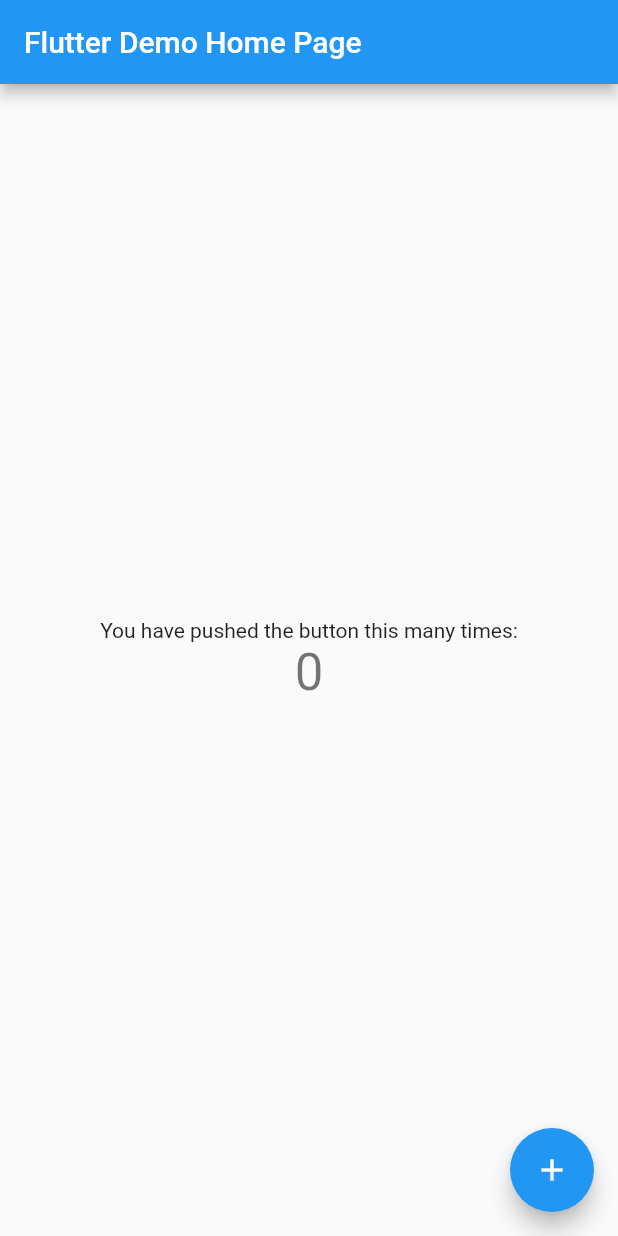
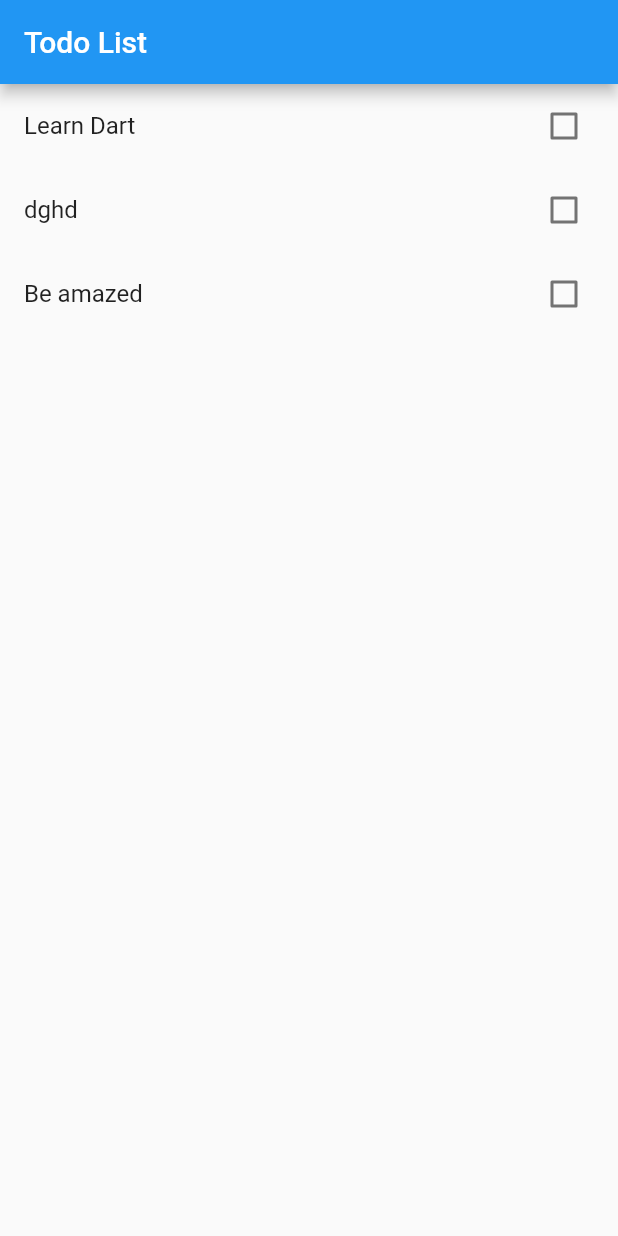
Before and after one commit to mgebele/reedsensor, a Flutter app: the screen it shows after launch, on a phone screen of 412 x 824 dp. Run offline on Flutter 3.47's test engine with Material 2 defaults, Android fonts, the phone set to English and light mode, and no system bars.

Commit message:
tutorial created base and 3 list entries

```diff
--- a/flutter/firsttodo/lib/main.dart
+++ b/flutter/firsttodo/lib/main.dart
@@ -1,4 +1,9 @@
 import 'package:flutter/material.dart';
+import 'package:flutter/services.dart';
+import 'package:firsttodo/todo_list.dart';
+
+
+
 
 void main() {
   runApp(MyApp());
@@ -10,108 +15,98 @@
   Widget build(BuildContext context) {
     return MaterialApp(
       title: 'Flutter Demo',
-      theme: ThemeData(
-        // This is the theme of your application.
-        //
-        // Try running your application with "flutter run". You'll see the
-        // application has a blue toolbar. Then, without quitting the app, try
-        // changing the primarySwatch below to Colors.green and then invoke
-        // "hot reload" (press "r" in the console where you ran "flutter run",
-        // or simply save your changes to "hot reload" in a Flutter IDE).
-        // Notice that the counter didn't reset back to zero; the application
-        // is not restarted.
-        primarySwatch: Colors.blue,
-        // This makes the visual density adapt to the platform that you run
-        // the app on. For desktop platforms, the controls will be smaller and
-        // closer together (more dense) than on mobile platforms.
-        visualDensity: VisualDensity.adaptivePlatformDensity,
+      home: Scaffold(
+        appBar: AppBar(title: Text('Todo List')),
+        body: TodoList(),
       ),
-      home: MyHomePage(title: 'Flutter Demo Home Page'),
     );
   }
 }
 
-class MyHomePage extends StatefulWidget {
-  MyHomePage({Key key, this.title}) : super(key: key);
 
-  // This widget is the home page of your application. It is stateful, meaning
-  // that it has a State object (defined below) that contains fields that affect
-  // how it looks.
 
-  // This class is the configuration for the state. It holds the values (in this
-  // case the title) provided by the parent (in this case the App widget) and
-  // used by the build method of the State. Fields in a Widget subclass are
-  // always marked "final".
 
-  final String title;
+// class MyHomePage extends StatefulWidget {
+//   MyHomePage({Key key, this.title}) : super(key: key);
 
-  @override
-  _MyHomePageState createState() => _MyHomePageState();
-}
+//   // This widget is the home page of your application. It is stateful, meaning
+//   // that it has a State object (defined below) that contains fields that affect
+//   // how it looks.
 
-class _MyHomePageState extends State<MyHomePage> {
-  int _counter = 0;
+//   // This class is the configuration for the state. It holds the values (in this
+//   // case the title) provided by the parent (in this case the App widget) and
+//   // used by the build method of the State. Fields in a Widget subclass are
+//   // always marked "final".
 
-  void _incrementCounter() {
-    setState(() {
-      // This call to setState tells the Flutter framework that something has
-      // changed in this State, which causes it to rerun the build method below
-      // so that the display can reflect the updated values. If we changed
-      // _counter without calling setState(), then the build method would not be
-      // called again, and so nothing would appear to happen.
-      _counter++;
-    });
-  }
+//   final String title;
 
-  @override
-  Widget build(BuildContext context) {
-    // This method is rerun every time setState is called, for instance as done
-    // by the _incrementCounter method above.
-    //
-    // The Flutter framework has been optimized to make rerunning build methods
-    // fast, so that you can just rebuild anything that needs updating rather
-    // than having to individually change instances of widgets.
-    return Scaffold(
-      appBar: AppBar(
-        // Here we take the value from the MyHomePage object that was created by
-        // the App.build method, and use it to set our appbar title.
-        title: Text(widget.title),
-      ),
-      body: Center(
-        // Center is a layout widget. It takes a single child and positions it
-        // in the middle of the parent.
-        child: Column(
-          // Column is also a layout widget. It takes a list of children and
-          // arranges them vertically. By default, it sizes itself to fit its
-          // children horizontally, and tries to be as tall as its parent.
-          //
-          // Invoke "debug painting" (press "p" in the console, choose the
-          // "Toggle Debug Paint" action from the Flutter Inspector in Android
-          // Studio, or the "Toggle Debug Paint" command in Visual Studio Code)
-          // to see the wireframe for each widget.
-          //
-          // Column has various properties to control how it sizes itself and
-          // how it positions its children. Here we use mainAxisAlignment to
-          // center the children vertically; the main axis here is the vertical
-          // axis because Columns are vertical (the cross axis would be
-          // horizontal).
-          mainAxisAlignment: MainAxisAlignment.center,
-          children: <Widget>[
-            Text(
-              'You have pushed the button this many times:',
-            ),
-            Text(
-              '$_counter',
-              style: Theme.of(context).textTheme.headline4,
-            ),
-          ],
-        ),
-      ),
-      floatingActionButton: FloatingActionButton(
-        onPressed: _incrementCounter,
-        tooltip: 'Increment',
-        child: Icon(Icons.add),
-      ), // This trailing comma makes auto-formatting nicer for build methods.
-    );
-  }
-}
+//   @override
+//   _MyHomePageState createState() => _MyHomePageState();
+// }
+
+// class _MyHomePageState extends State<MyHomePage> {
+//   int _counter = 0;
+
+//   void _incrementCounter() {
+//     setState(() {
+//       // This call to setState tells the Flutter framework that something has
+//       // changed in this State, which causes it to rerun the build method below
+//       // so that the display can reflect the updated values. If we changed
+//       // _counter without calling setState(), then the build method would not be
+//       // called again, and so nothing would appear to happen.
+//       _counter++;
+//     });
+//   }
+
+//   @override
+//   Widget build(BuildContext context) {
+//     // This method is rerun every time setState is called, for instance as done
+//     // by the _incrementCounter method above.
+//     //
+//     // The Flutter framework has been optimized to make rerunning build methods
+//     // fast, so that you can just rebuild anything that needs updating rather
+//     // than having to individually change instances of widgets.
+//     return Scaffold(
+//       appBar: AppBar(
+//         // Here we take the value from the MyHomePage object that was created by
+//         // the App.build method, and use it to set our appbar title.
+//         title: Text(widget.title),
+//       ),
+//       body: Center(
+//         // Center is a layout widget. It takes a single child and positions it
+//         // in the middle of the parent.
+//         child: Column(
+//           // Column is also a layout widget. It takes a list of children and
+//           // arranges them vertically. By default, it sizes itself to fit its
+//           // children horizontally, and tries to be as tall as its parent.
+//           //
+//           // Invoke "debug painting" (press "p" in the console, choose the
+//           // "Toggle Debug Paint" action from the Flutter Inspector in Android
+//           // Studio, or the "Toggle Debug Paint" command in Visual Studio Code)
+//           // to see the wireframe for each widget.
+//           //
+//           // Column has various properties to control how it sizes itself and
+//           // how it positions its children. Here we use mainAxisAlignment to
+//           // center the children vertically; the main axis here is the vertical
+//           // axis because Columns are vertical (the cross axis would be
+//           // horizontal).
+//           mainAxisAlignment: MainAxisAlignment.center,
+//           children: <Widget>[
+//             Text(
+//               'You have pushed the button this many times:',
+//             ),
+//             Text(
+//               '$_counter',
+//               style: Theme.of(context).textTheme.headline4,
+//             ),
+//           ],
+//         ),
+//       ),
+//       floatingActionButton: FloatingActionButton(
+//         onPressed: _incrementCounter,
+//         tooltip: 'Increment',
+//         child: Icon(Icons.add),
+//       ), // This trailing comma makes auto-formatting nicer for build methods.
+//     );
+//   }
+// }
--- /dev/null
+++ b/flutter/firsttodo/lib/todo.dart
@@ -0,0 +1,6 @@
+class Todo {
+  Todo({this.title, this.isDone = false});
+
+  String title;
+  bool isDone;
+}
--- /dev/null
+++ b/flutter/firsttodo/lib/todo_list.dart
@@ -0,0 +1,39 @@
+import 'package:flutter/material.dart';
+import 'package:firsttodo/todo.dart';
+
+class TodoList extends StatefulWidget {
+  @override
+  _TodoListState createState() => _TodoListState();
+}
+
+class _TodoListState extends State<TodoList> {
+  List<Todo> todos = [
+    Todo(title: 'Learn Dart'),
+    Todo(title: 'dghd'),
+    Todo(title: 'Be amazed'),
+  ];
+
+  _toggleTodo(Todo todo, bool isChecked) {
+    todo.isDone = isChecked;
+  }
+
+  Widget _buildItem(BuildContext context, int index) {
+    final todo = todos[index];
+
+    return CheckboxListTile(
+      value: todo.isDone,
+      title: Text(todo.title),
+      onChanged: (bool isChecked) {
+        _toggleTodo(todo, isChecked);
+      },
+    );
+  }
+
+  @override
+  Widget build(BuildContext context) {
+    return ListView.builder(
+      itemBuilder: _buildItem,
+      itemCount: todos.length,
+    );
+  }
+}
```
